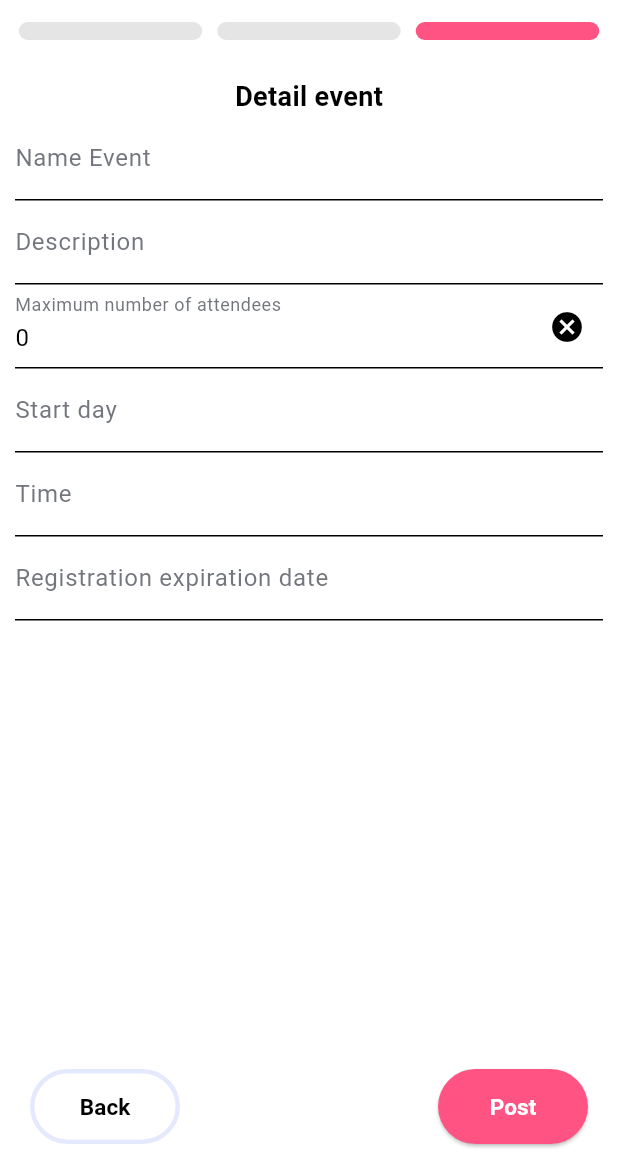
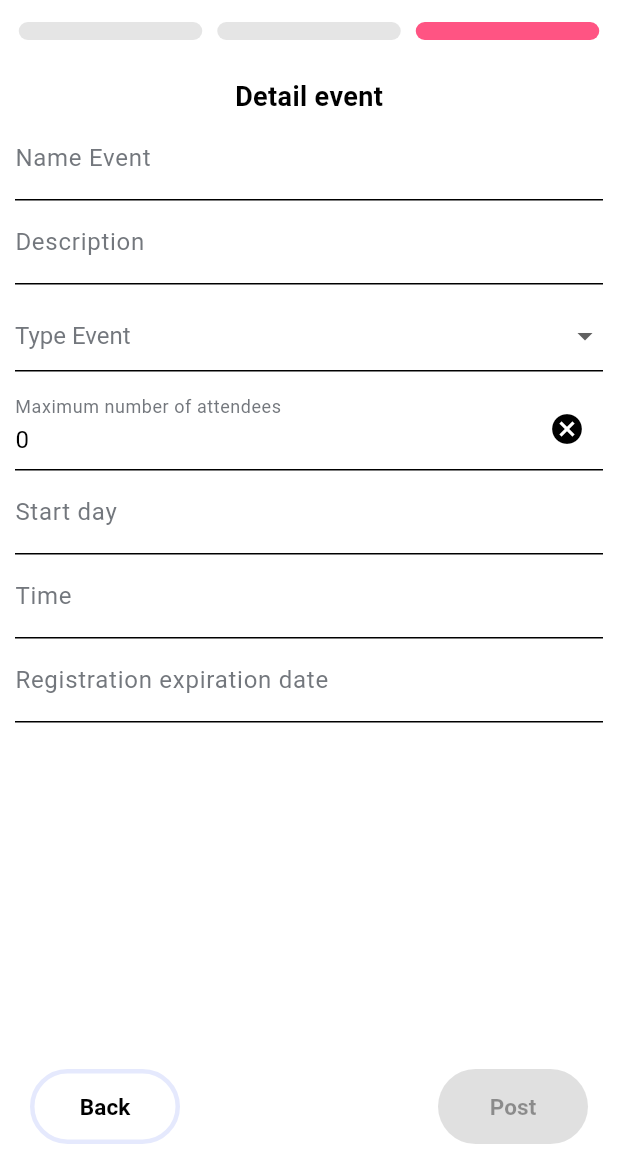
Before and after one commit to luke-nguyen-goldenowl/join_me, a Flutter app: the AddEventPage screen opened directly, swiped to page 3, on a phone screen of 412 x 824 dp, the part 62-1236 px from its top. Run offline on Flutter 3.47's test engine with Material 3 defaults, Android fonts, the phone set to English and light mode, and no system bars; our stand-ins replace bot_toast, cached_network_image, cloud_firestore, connectivity_plus, device_info_plus, dio and 30 more; missing offline and left inert: flutter_facebook_auth, version; accounts and stored records are empty; generated files the repository leaves out were written again; project files that could hold a hidden picture were left out.

Commit message:
feature add event

```diff
--- a/lib/src/features/add_event/logic/add_event_bloc.dart
+++ b/lib/src/features/add_event/logic/add_event_bloc.dart
@@ -1,13 +1,22 @@
 import 'package:flutter/widgets.dart';
 import 'package:flutter_bloc/flutter_bloc.dart';
 import 'package:flutter_map/flutter_map.dart';
+import 'package:get_it/get_it.dart';
 import 'package:image_picker/image_picker.dart';
+import 'package:myapp/src/dialogs/alert_wrapper.dart';
+import 'package:myapp/src/dialogs/toast_wrapper.dart';
+import 'package:myapp/src/features/account/logic/account_bloc.dart';
 
 import 'package:myapp/src/features/add_event/logic/add_event_state.dart';
+import 'package:myapp/src/network/domain_manager.dart';
+import 'package:myapp/src/network/model/event/event.dart';
+
+import 'package:myapp/src/router/coordinator.dart';
 
 class AddEventBloc extends Cubit<AddEventState> {
   AddEventBloc() : super(AddEventState.ds());
 
+  final DomainManager domain = DomainManager();
   PageController controller = PageController(initialPage: 0);
   MapController mapController = MapController();
 
@@ -67,6 +76,47 @@ class AddEventBloc extends Cubit<AddEventState> {
     emit(state.copyWith(time: value));
   }
 
+  void setType(TypeEvent type) {
+    emit(state.copyWith(typeEvent: type));
+  }
+
+  void addEvent() async {
+    if (!isClosed) emit(state.copyWith(isPosting: true));
+
+    List<String> images = state.medias.map((e) => e!.path).toList();
+    DateTime startDate = DateTime(
+      state.startDate!.year,
+      state.startDate!.month,
+      state.startDate!.day,
+      state.time!.hour,
+      state.time!.minute,
+    );
+    final MEvent event = MEvent(
+      name: state.nameEvent,
+      description: state.description,
+      images: images,
+      startDate: startDate,
+      type: state.typeEvent,
+      deadline: state.deadlineDate,
+      location: state.selectedLocation,
+      maxAttendee: state.numberMember,
+      host: GetIt.I<AccountBloc>().state.user,
+      favoritesId: [],
+      followersId: [],
+    );
+
+    final result = await domain.event.addEvent(event);
+
+    if (!isClosed) emit(state.copyWith(isPosting: false));
+
+    if (result.isSuccess) {
+      AppCoordinator.pop();
+      XToast.success('Create event success');
+    } else {
+      XAlert.show(title: 'Create event fail', body: result.error);
+    }
+  }
+
   @override
   Future<void> close() {
     mapController.dispose();
--- a/lib/src/features/add_event/logic/add_event_state.dart
+++ b/lib/src/features/add_event/logic/add_event_state.dart
@@ -1,28 +1,35 @@
+// ignore_for_file: public_member_api_docs, sort_constructors_first
 import 'package:flutter/material.dart';
-
 import 'package:image_picker/image_picker.dart';
 import 'package:latlong2/latlong.dart';
 
+import 'package:myapp/src/network/model/event/event.dart';
+
 class AddEventState {
+  int currentPage;
+  bool isPosting;
+
   LatLng? selectedLocation;
-  int currentPage;
   List<XFile?> medias;
   DateTime? startDate;
   DateTime? deadlineDate;
   TimeOfDay? time;
+  TypeEvent? typeEvent;
   String nameEvent;
   String description;
   int numberMember;
 
   AddEventState({
     required this.currentPage,
+    required this.isPosting,
+    required this.selectedLocation,
     required this.medias,
-    required this.selectedLocation,
+    required this.startDate,
     required this.deadlineDate,
-    required this.startDate,
     required this.time,
+    required this.typeEvent,
+    required this.nameEvent,
     required this.description,
-    required this.nameEvent,
     required this.numberMember,
   });
 
@@ -37,29 +44,56 @@ class AddEventState {
       description: "",
       nameEvent: "",
       numberMember: 0,
+      typeEvent: null,
+      isPosting: false,
     );
   }
 
+  bool checkValidate() {
+    if (currentPage == 0 && medias.isEmpty) {
+      return false;
+    }
+    if (currentPage == 1 && selectedLocation == null) {
+      return false;
+    }
+    if (currentPage == 2 &&
+        (time == null ||
+            deadlineDate == null ||
+            startDate == null ||
+            typeEvent == null ||
+            description.isEmpty ||
+            nameEvent.isEmpty ||
+            numberMember <= 0)) {
+      return false;
+    }
+
+    return true;
+  }
+
   AddEventState copyWith({
-    currentPage,
-    medias,
-    time,
-    deadlineDate,
-    startDate,
-    selectedLocation,
-    description,
-    nameEvent,
-    numberMember,
+    int? currentPage,
+    bool? isPosting,
+    LatLng? selectedLocation,
+    List<XFile?>? medias,
+    DateTime? startDate,
+    DateTime? deadlineDate,
+    TimeOfDay? time,
+    TypeEvent? typeEvent,
+    String? nameEvent,
+    String? description,
+    int? numberMember,
   }) {
     return AddEventState(
       currentPage: currentPage ?? this.currentPage,
+      isPosting: isPosting ?? this.isPosting,
+      selectedLocation: selectedLocation ?? this.selectedLocation,
       medias: medias ?? this.medias,
-      selectedLocation: selectedLocation ?? this.selectedLocation,
+      startDate: startDate ?? this.startDate,
+      deadlineDate: deadlineDate ?? this.deadlineDate,
       time: time ?? this.time,
-      deadlineDate: deadlineDate ?? this.deadlineDate,
-      startDate: startDate ?? this.startDate,
+      typeEvent: typeEvent ?? this.typeEvent,
+      nameEvent: nameEvent ?? this.nameEvent,
       description: description ?? this.description,
-      nameEvent: nameEvent ?? this.nameEvent,
       numberMember: numberMember ?? this.numberMember,
     );
   }
--- a/lib/src/features/add_event/view/add_event_view.dart
+++ b/lib/src/features/add_event/view/add_event_view.dart
@@ -5,7 +5,7 @@ import 'package:myapp/src/features/add_event/logic/add_event_state.dart';
 import 'package:myapp/src/features/add_event/widget/address_page.dart';
 import 'package:myapp/src/features/add_event/widget/detail_page.dart';
 import 'package:myapp/src/features/add_event/widget/upload_image_page.dart';
-import 'package:myapp/src/router/coordinator.dart';
+
 import 'package:myapp/src/theme/colors.dart';
 import 'package:myapp/widgets/appbar/app_bar_custom.dart';
 
@@ -31,7 +31,9 @@ class AddEventPage extends StatelessWidget {
     Size size = MediaQuery.of(context).size;
     return BlocBuilder<AddEventBloc, AddEventState>(
       builder: (context, state) {
-        return Scaffold(
+        return Stack(
+          children: [
+            Scaffold(
               backgroundColor: AppColors.white,
               appBar: const AppBarCustom(
                 title: "Create New Event",
@@ -43,7 +45,8 @@ class AddEventPage extends StatelessWidget {
                     mainAxisAlignment: MainAxisAlignment.center,
                     children: List.generate(
                       3,
-                  (index) => _buildIndicator(state.currentPage == index, size),
+                      (index) =>
+                          _buildIndicator(state.currentPage == index, size),
                     ),
                   ),
                   const SizedBox(height: 15),
@@ -61,10 +64,24 @@ class AddEventPage extends StatelessWidget {
                       ],
                     ),
                   ),
-              _buildBottomEvent(context,
-                  context.read<AddEventBloc>().controller, state.currentPage)
+                  _buildBottomEvent(
+                      context,
+                      context.read<AddEventBloc>().controller,
+                      state.currentPage)
                 ],
               ),
+            ),
+            if (state.isPosting)
+              Container(
+                color: AppColors.black.withOpacity(0.5),
+                height: double.infinity,
+                width: double.infinity,
+                alignment: Alignment.center,
+                child: const CircularProgressIndicator(
+                  color: AppColors.rosyPink,
+                ),
+              ),
+          ],
         );
       },
     );
@@ -101,16 +118,18 @@ class AddEventPage extends StatelessWidget {
             ),
           ),
           ElevatedButton(
-            onPressed: () {
+            onPressed: context.watch<AddEventBloc>().state.checkValidate()
+                ? () {
                     if (currentPage != 2) {
                       controller.nextPage(
                         duration: const Duration(milliseconds: 250),
                         curve: Curves.easeInOut,
                       );
                     } else {
-                AppCoordinator.pop();
+                      context.read<AddEventBloc>().addEvent();
                     }
-            },
+                  }
+                : null,
             style: ElevatedButton.styleFrom(
               backgroundColor: AppColors.rosyPink,
               minimumSize: const Size(100, 50),
--- a/lib/src/features/add_event/widget/detail_page.dart
+++ b/lib/src/features/add_event/widget/detail_page.dart
@@ -4,6 +4,8 @@ import 'package:intl/intl.dart';
 
 import 'package:myapp/src/features/add_event/logic/add_event_bloc.dart';
 import 'package:myapp/src/features/add_event/logic/add_event_state.dart';
+import 'package:myapp/src/network/model/event/event.dart';
+import 'package:myapp/src/theme/colors.dart';
 
 import 'package:myapp/widgets/forms/input.dart';
 
@@ -50,6 +52,35 @@ class DetailPage extends StatelessWidget {
                       labelText: "Description",
                     ),
                   ),
+                  const SizedBox(height: 10),
+                  DropdownButtonFormField(
+                    hint: const Text(
+                      "Type Event",
+                      style: TextStyle(
+                        color: Color(0xCC50555C),
+                        fontSize: 16,
+                        fontWeight: FontWeight.normal,
+                      ),
+                    ),
+                    style: const TextStyle(
+                      fontSize: 16,
+                      color: AppColors.black,
+                      fontWeight: FontWeight.normal,
+                    ),
+                    value: state.typeEvent,
+                    items: TypeEvent.values
+                        .map(
+                          (e) => DropdownMenuItem(
+                            value: e,
+                            child: Text(e.name),
+                          ),
+                        )
+                        .toList(),
+                    onChanged: ((value) {
+                      context.read<AddEventBloc>().setType(value as TypeEvent);
+                    }),
+                  ),
+                  const SizedBox(height: 10),
                   XInput(
                     key: const Key('addEvent_numberMemberEventInput_textField'),
                     value: state.numberMember.toString(),
--- /dev/null
+++ b/lib/src/network/data/event/event_repository_impl.dart
@@ -0,0 +1,10 @@
+import 'package:myapp/src/network/data/event/event_reference.dart';
+import 'package:myapp/src/network/model/common/result.dart';
+import 'package:myapp/src/network/model/event/event.dart';
+
+class EventRepositoryImpl {
+  final EventReference eventReference = EventReference();
+  Future<MResult<MEvent>> addEvent(MEvent event) {
+    return eventReference.addEvent(event);
+  }
+}
--- a/lib/src/network/data/sign/sign_repository_impl.dart
+++ b/lib/src/network/data/sign/sign_repository_impl.dart
@@ -4,7 +4,6 @@ import 'package:flutter_facebook_auth/flutter_facebook_auth.dart';
 import 'package:myapp/src/network/data/sign/sign_repository.dart';
 import 'package:myapp/src/network/domain_manager.dart';
 import 'package:myapp/src/network/model/common/error_code.dart';
-import 'package:myapp/src/network/model/social_type.dart';
 import 'package:myapp/src/network/model/user/user.dart';
 import 'package:myapp/src/network/model/social_user/social_user.dart';
 
--- a/lib/src/network/data/story/story_repository_mock.dart
+++ b/lib/src/network/data/story/story_repository_mock.dart
@@ -6,10 +6,8 @@ import 'package:myapp/src/network/model/user_story/user_story.dart';
 
 class StoryRepositoryMock {
   MResult<MStory> getStory(String id) {
-    final MStory result = MStory(
-        id: id,
-        host: MUser.empty(),
-        event: MEvent.ds(id: id, host: MUser.empty()));
+    final MStory result =
+        MStory(id: id, host: MUser.empty(), event: MEvent(id: id));
     return MResult.success(result);
   }
 
--- a/lib/src/network/domain_manager.dart
+++ b/lib/src/network/domain_manager.dart
@@ -1,3 +1,4 @@
+import 'package:myapp/src/network/data/event/event_repository_impl.dart';
 import 'package:myapp/src/network/data/event/event_repository_mock.dart';
 import 'package:myapp/src/network/data/sign/sign_repository_impl.dart';
 import 'package:myapp/src/network/data/story/story_repository_mock.dart';
@@ -16,5 +17,6 @@ class DomainManager {
   final upload = UploadRepositoryImpl();
   final sign = SignRepositoryImpl();
   final story = StoryRepositoryMock();
-  final event = EventRepositoryMock();
+  final eventMock = EventRepositoryMock();
+  final event = EventRepositoryImpl();
 }
--- a/lib/src/network/model/event/event.dart
+++ b/lib/src/network/model/event/event.dart
@@ -4,95 +4,83 @@ import 'package:latlong2/latlong.dart';
 
 import 'package:myapp/src/network/model/user/user.dart';
 
+enum TypeEvent { sport, game, music, movie }
+
 class MEvent {
-  String id;
-  String name;
-  String description;
-  List<String> images;
+  String? id;
+  String? name;
+  String? description;
+  List<String>? images;
   DateTime? startDate;
   DateTime? deadline;
-  String province;
   LatLng? location;
-  MUser host;
-  int follower;
-  String type;
+  MUser? host;
+  int maxAttendee;
+  List<String>? followersId;
+  List<String>? favoritesId;
+  TypeEvent? type;
 
   MEvent({
-    required this.id,
-    required this.name,
-    required this.description,
-    required this.images,
-    required this.startDate,
-    required this.deadline,
-    required this.province,
-    required this.location,
-    required this.host,
-    required this.follower,
-    required this.type,
+    this.id,
+    this.name,
+    this.description,
+    this.images,
+    this.startDate,
+    this.deadline,
+    this.location,
+    this.host,
+    this.followersId,
+    this.favoritesId,
+    this.type,
+    this.maxAttendee = 0,
   });
-
-  factory MEvent.ds({
-    required String id,
-    required MUser host,
-  }) {
-    return MEvent(
-      id: id,
-      name: "",
-      deadline: null,
-      description: "",
-      follower: 0,
-      host: host,
-      images: [],
-      location: null,
-      province: "",
-      startDate: null,
-      type: "",
-    );
-  }
 
   MEvent copyWith({
     String? id,
     String? name,
+    String? description,
+    List<String>? images,
+    DateTime? startDate,
     DateTime? deadline,
-    String? description,
-    int? follower,
+    LatLng? location,
     MUser? host,
-    List<String>? images,
-    LatLng? location,
-    String? province,
-    DateTime? startDate,
-    String? type,
+    int? maxAttendee,
+    List<String>? followersId,
+    List<String>? favoritesId,
+    TypeEvent? type,
   }) {
     return MEvent(
       id: id ?? this.id,
       name: name ?? this.name,
+      description: description ?? this.description,
+      images: images ?? this.images,
+      startDate: startDate ?? this.startDate,
       deadline: deadline ?? this.deadline,
-      description: description ?? this.description,
-      follower: follower ?? this.follower,
+      location: location ?? this.location,
       host: host ?? this.host,
-      images: images ?? this.images,
-      location: location ?? this.location,
-      province: province ?? this.province,
-      startDate: startDate ?? this.startDate,
+      maxAttendee: maxAttendee ?? this.maxAttendee,
+      followersId: followersId ?? this.followersId,
+      favoritesId: favoritesId ?? this.favoritesId,
       type: type ?? this.type,
     );
   }
 
-  factory MEvent.fromMap(Map<String, dynamic> map) {
+  factory MEvent.fromMap(Map<String, dynamic> map, String id) {
     return MEvent(
-      id: map['id'],
+      id: id,
       name: map['name'],
       deadline:
           map['deadline'] != null ? DateTime.parse(map['deadline']) : null,
       description: map['description'],
-      follower: map['follower'],
-      host: MUser.fromJson(map['host']),
+      host: null,
+      maxAttendee: map['maxAttendee'],
       images: List<String>.from(map['images']),
+      followersId: List<String>.from(map['followersId']),
+      favoritesId: List<String>.from(map['favoritesId']),
       location: map['location'] != null
           ? LatLng(map['location']['latitude'], map['location']['longitude'])
           : null,
-      province: map['province'],
-      type: map['type'],
+      type: getTypeEventFromString(map['type']),
       startDate:
           map['startDate'] != null ? DateTime.parse(map['startDate']) : null,
     );
@@ -100,19 +88,19 @@ class MEvent {
 
   Map<String, dynamic> toMap() {
     return {
-      'id': id,
       'name': name,
       'deadline': deadline?.toIso8601String(),
       'description': description,
-      'follower': follower,
-      'host': host.toJson(),
+      'host': host?.id,
       'images': images,
+      'favoritesId': favoritesId,
+      'followersId': followersId,
       'location': location != null
           ? {'latitude': location!.latitude, 'longitude': location!.longitude}
           : null,
-      'province': province,
       'startDate': startDate?.toIso8601String(),
-      'type': type,
+      'type': type?.name,
+      'maxAttendee': maxAttendee,
     };
   }
 
@@ -126,10 +114,11 @@ class MEvent {
         listEquals(other.images, images) &&
         other.startDate == startDate &&
         other.deadline == deadline &&
-        other.province == province &&
         other.location == location &&
         other.host == host &&
-        other.follower == follower &&
+        other.maxAttendee == maxAttendee &&
+        listEquals(other.followersId, followersId) &&
+        listEquals(other.favoritesId, favoritesId) &&
         other.type == type;
   }
 
@@ -141,10 +130,22 @@ class MEvent {
         images.hashCode ^
         startDate.hashCode ^
         deadline.hashCode ^
-        province.hashCode ^
         location.hashCode ^
         host.hashCode ^
-        follower.hashCode ^
+        maxAttendee.hashCode ^
+        followersId.hashCode ^
+        favoritesId.hashCode ^
         type.hashCode;
   }
 }
+
+TypeEvent getTypeEventFromString(String? typeString) {
+  if (typeString != null) {
+    for (TypeEvent type in TypeEvent.values) {
+      if (type.name == typeString) {
+        return type;
+      }
+    }
+  }
+  return TypeEvent.sport;
+}
--- a/lib/src/network/model/story/story.dart
+++ b/lib/src/network/model/story/story.dart
@@ -63,7 +63,7 @@ class MStory {
       image: map['image'] ?? "",
       time: map['time'] != null ? DateTime.parse(map['time']) : null,
       host: MUser.fromJson(map['host']),
-      event: MEvent.fromMap(map['event']),
+      event: MEvent.fromMap(map['event'], "1"),
       liker: map['liker'] ?? 0,
     );
   }
--- a/lib/src/network/model/user_event/user_event.dart
+++ b/lib/src/network/model/user_event/user_event.dart
@@ -46,7 +46,7 @@ class MUserEvent {
       user: MUser.fromJson(map['user'] as Map<String, dynamic>),
       events: List<MEvent>.from(
         (map['events'] as List<int>).map<MEvent>(
-          (x) => MEvent.fromMap(x as Map<String, dynamic>),
+          (x) => MEvent.fromMap(x as Map<String, dynamic>, '1'),
         ),
       ),
     );
--- a/pubspec.yaml
+++ b/pubspec.yaml
@@ -73,6 +73,7 @@ dependencies:
   image_picker: ^1.0.5
   gradient_borders: ^1.0.0
   story_view: ^0.16.0
+  firebase_storage: ^11.5.6
   # sign_in_with_apple: ^4.2.0
   # uni_links: ^0.5.1
 
```
Also changed, not shown: lib/src/features/add_event/widget/upload_image_page.dart (+6 -1 lines), lib/src/network/data/event/event_reference.dart (added, +65 -0 lines), lib/src/network/data/event/event_repository_mock.dart (+6 -14 lines), pubspec.lock, 1 other file. Lines whose indentation alone changed are shown as unchanged.
